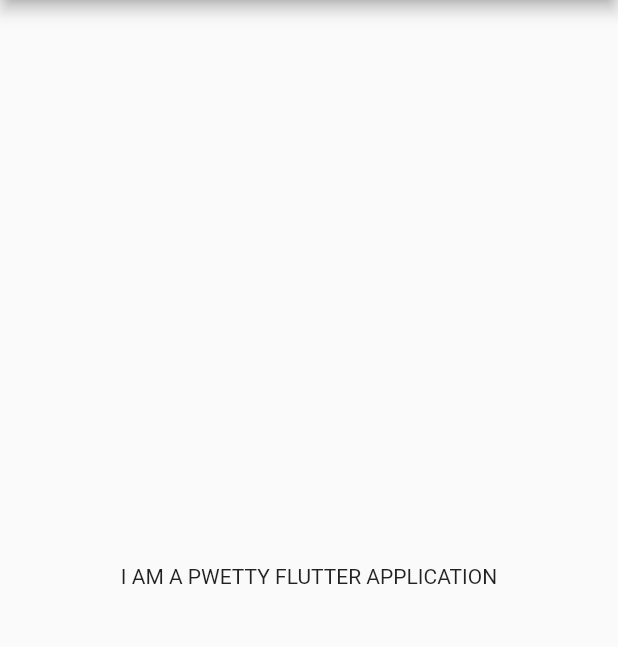
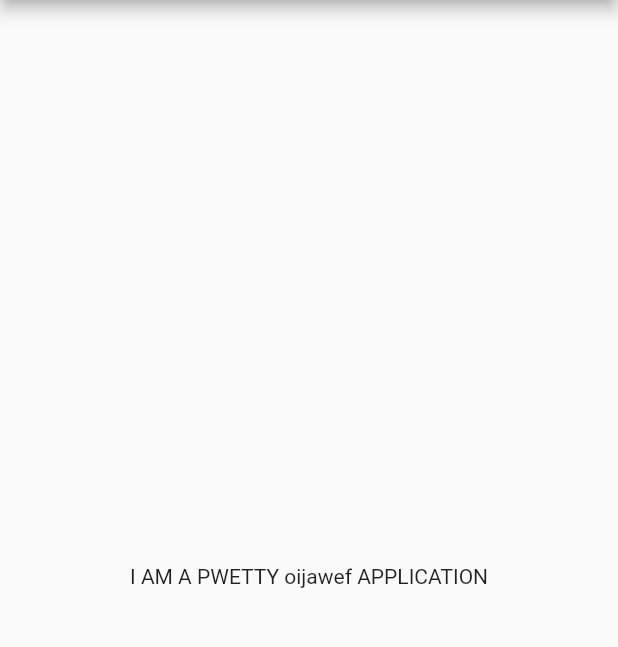
Before and after one commit to LittleTealeaf/HelloFlutter, a Flutter app: the screen it shows after launch, on a phone screen of 412 x 824 dp, the part 84-731 px from its top. Run offline on Flutter 3.47's test engine with Material 2 defaults, Android fonts, the phone set to English and light mode, and no system bars.

Commit message:
Flutter is fun

```diff
--- a/lib/main.dart
+++ b/lib/main.dart
@@ -29,7 +29,7 @@ class MyApp extends StatelessWidget {
           title: const Text('HELLO FLUTTER!'),
         ),
         body: const Center(
-           child: Text('I AM A PWETTY FLUTTER APPLICATION'),
+          child: Text('I AM A PWETTY oijawef APPLICATION'),
         ),
       ),
     );
```
